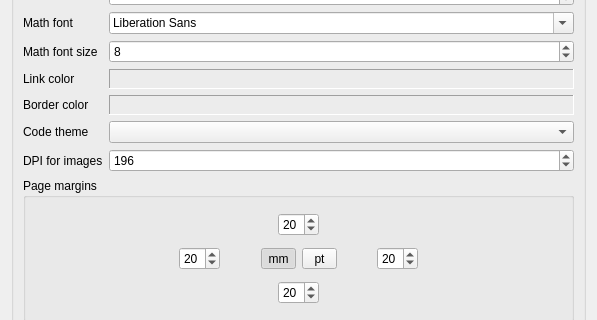
First picture: the form in src/converter/main_window.ui, repository igormironchik/markdown-tools, before the edit; both pictures show x 0 to 597 and y 142 to 462 of the 597 by 796 pixel window.
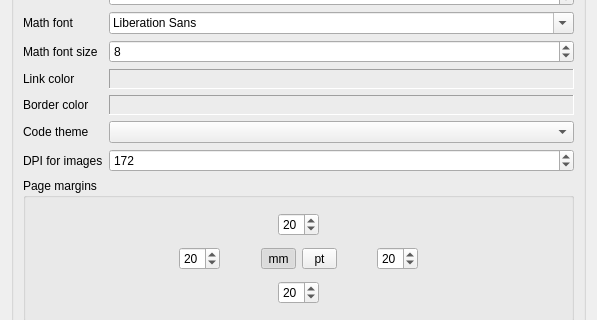
Second picture: the form after the edit. Custom widgets are drawn as their Qt base class.

Commit message: Bump version. Use default DPI 172.

Diff of the .ui file:
```diff
--- a/src/converter/main_window.ui
+++ b/src/converter/main_window.ui
@@ -100,7 +100,7 @@
            <number>10</number>
           </property>
           <property name="value">
-           <number>196</number>
+           <number>172</number>
           </property>
          </widget>
         </item>
```
Left out of the diff: 38 changed lines with no effect on the pictures. The commit also changes 1 other file.
